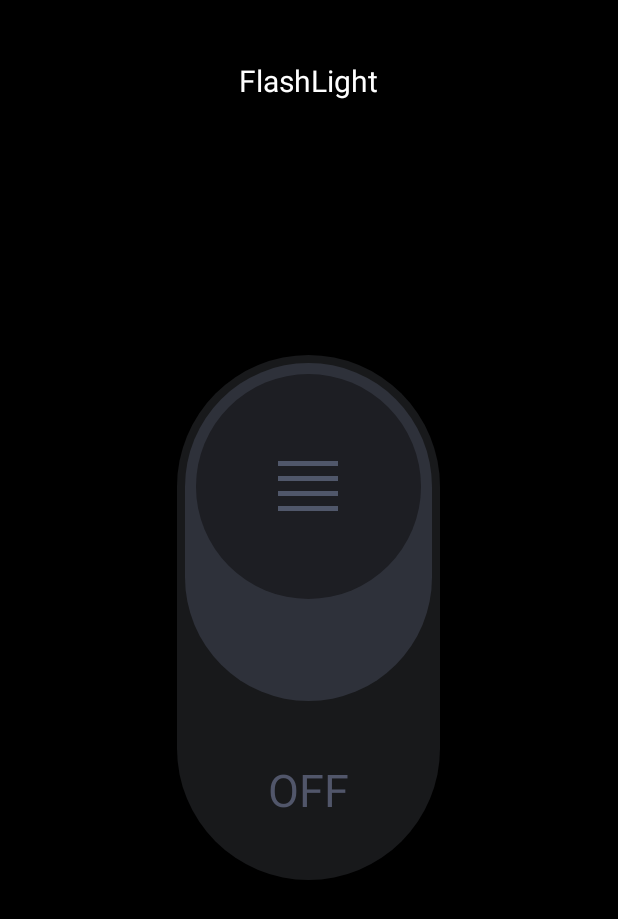
After one commit to buddheshwarnathkeshari/Sensor-box-android, an Android app: the Flash screen opened directly, with no data from a screen before it, on a phone screen of 412 x 824 dp. The commit adds this screen. Shown: the top 919 px of the screen. Run offline under Robolectric (Android 15) with nearby library versions, the phone set to English and light mode, and no system bars; 1 statement that could not run was skipped.

Commit message:
FlashLght implemented

```diff
--- a/app/build.gradle
+++ b/app/build.gradle
@@ -6,7 +6,7 @@ android {
 
     defaultConfig {
         applicationId "com.buddheshwar.sensorbox"
-        minSdkVersion 17
+        minSdkVersion 23
         targetSdkVersion 29
         versionCode 1
         versionName "1.0"
--- /dev/null
+++ b/app/src/main/java/com/buddheshwar/sensorbox/Flash.java
@@ -0,0 +1,97 @@
+package com.buddheshwar.sensorbox;
+
+import androidx.appcompat.app.AppCompatActivity;
+
+import android.content.Context;
+import android.content.pm.PackageManager;
+import android.hardware.Camera;
+import android.hardware.camera2.CameraAccessException;
+import android.hardware.camera2.CameraManager;
+import android.os.Bundle;
+import android.view.View;
+import android.widget.ImageView;
+import android.widget.RelativeLayout;
+import android.widget.TextView;
+import android.widget.Toast;
+
+import java.security.Policy;
+
+public class Flash extends AppCompatActivity {
+    boolean start;
+    CameraManager cameraManager;
+    String cameraID;
+    TextView tvOff;
+    ImageView imgPower;
+    View v1,v2,v3,v4;
+    @Override
+    protected void onCreate(Bundle savedInstanceState) {
+        super.onCreate(savedInstanceState);
+        setContentView(R.layout.activity_flash);
+        final RelativeLayout rl=findViewById(R.id.id);
+        tvOff=findViewById(R.id.tv_off);
+        imgPower=findViewById(R.id.img_power);
+        cameraManager=(CameraManager)getSystemService(Context.CAMERA_SERVICE);
+        v1=findViewById(R.id.dash_1);
+        v2=findViewById(R.id.dash_2);
+        v3=findViewById(R.id.dash_3);
+        v4=findViewById(R.id.dash_4);
+
+
+         cameraID=null;
+        start=false;
+
+        try {
+            cameraID=cameraManager.getCameraIdList()[0];
+        } catch (CameraAccessException e) {
+            e.printStackTrace();
+        }
+
+
+        rl.setOnClickListener(new View.OnClickListener() {
+            @Override
+            public void onClick(View v) {
+                if(!getApplicationContext().getPackageManager().hasSystemFeature(PackageManager.FEATURE_CAMERA_FLASH))
+                    Toast.makeText(getApplicationContext(),"Flash light not available in your device",Toast.LENGTH_SHORT).show();
+                else{
+                    if(start){
+
+                        try {
+                            cameraManager.setTorchMode(cameraID,false);
+                            tvOff.setVisibility(View.VISIBLE);
+                            rl.bringToFront();
+                            v1.setBackgroundResource(R.color.dark);
+                            v2.setBackgroundResource(R.color.dark);
+                            v3.setBackgroundResource(R.color.dark);
+                            v4.setBackgroundResource(R.color.dark);
+
+                        } catch (CameraAccessException e) {
+                            e.printStackTrace();
+                        }
+                        start=false;
+
+                    }
+                    else{
+
+                        try {
+                            cameraManager.setTorchMode(cameraID,true);
+                            tvOff.setVisibility(View.GONE);
+                            imgPower.bringToFront();
+
+                            v1.setBackgroundResource(R.color.light);
+                            v2.setBackgroundResource(R.color.light);
+                            v3.setBackgroundResource(R.color.light);
+                            v4.setBackgroundResource(R.color.light);
+                        } catch (CameraAccessException e) {
+                            e.printStackTrace();
+                        }
+                        start=true;
+
+                    }
+
+
+                }
+
+            }
+        });
+    }
+}
--- a/app/src/main/java/com/buddheshwar/sensorbox/MainScreen.java
+++ b/app/src/main/java/com/buddheshwar/sensorbox/MainScreen.java
@@ -1,5 +1,6 @@
 package com.buddheshwar.sensorbox;
 
+import android.content.Intent;
 import android.os.Bundle;
 
 import com.google.android.material.floatingactionbutton.FloatingActionButton;
@@ -12,6 +13,7 @@ import androidx.appcompat.app.AppCompatActivity;
 import android.view.Menu;
 import android.view.MenuItem;
 import android.view.View;
+import android.widget.ImageView;
 
 import com.buddheshwar.sensorbox.ui.main.SectionsPagerAdapter;
 
@@ -21,12 +23,14 @@ public class MainScreen extends AppCompatActivity {
     protected void onCreate(Bundle savedInstanceState) {
         super.onCreate(savedInstanceState);
         setContentView(R.layout.activity_main_screen);
-
         SectionsPagerAdapter sectionsPagerAdapter = new SectionsPagerAdapter(this, getSupportFragmentManager());
         ViewPager viewPager = findViewById(R.id.view_pager);
         viewPager.setAdapter(sectionsPagerAdapter);
         TabLayout tabs = findViewById(R.id.tabs);
         tabs.setupWithViewPager(viewPager);
 
+
+
     }
+
 }
--- /dev/null
+++ b/app/src/main/res/drawable/button1.xml
@@ -0,0 +1,5 @@
+<?xml version="1.0" encoding="utf-8"?>
+<shape xmlns:android="http://schemas.android.com/apk/res/android" android:shape="rectangle">
+    <corners android:radius="100dp"/>
+
+</shape>
--- /dev/null
+++ b/app/src/main/res/drawable/circle1.xml
@@ -0,0 +1,6 @@
+<?xml version="1.0" encoding="utf-8"?>
+<shape xmlns:android="http://schemas.android.com/apk/res/android" android:shape="oval">
+    <solid android:color="#1D1E23"/>
+
+
+</shape>
--- /dev/null
+++ b/app/src/main/res/drawable/ic_power_settings_new_black_24dp.xml
@@ -0,0 +1,5 @@
+<vector android:alpha="0.93" android:height="24dp"
+    android:tint="#FFC000" android:viewportHeight="24.0"
+    android:viewportWidth="24.0" android:width="24dp" xmlns:android="http://schemas.android.com/apk/res/android">
+    <path android:fillColor="#FF000000" android:pathData="M13,3h-2v10h2L13,3zM17.83,5.17l-1.42,1.42C17.99,7.86 19,9.81 19,12c0,3.87 -3.13,7 -7,7s-7,-3.13 -7,-7c0,-2.19 1.01,-4.14 2.58,-5.42L6.17,5.17C4.23,6.82 3,9.26 3,12c0,4.97 4.03,9 9,9s9,-4.03 9,-9c0,-2.74 -1.23,-5.18 -3.17,-6.83z"/>
+</vector>
--- /dev/null
+++ b/app/src/main/res/layout/activity_flash.xml
@@ -0,0 +1,119 @@
+<?xml version="1.0" encoding="utf-8"?>
+<RelativeLayout xmlns:android="http://schemas.android.com/apk/res/android"
+    xmlns:app="http://schemas.android.com/apk/res-auto"
+    xmlns:tools="http://schemas.android.com/tools"
+    android:layout_width="match_parent"
+    android:layout_height="match_parent"
+    tools:context=".Flash"
+    android:background="#000000">
+
+    <TextView
+        android:layout_width="wrap_content"
+        android:layout_height="wrap_content"
+        android:text="FlashLight"
+        android:layout_centerHorizontal="true"
+        android:layout_marginTop="40dp"
+        android:textColor="#ffffff"
+        android:textSize="20sp"/>
+
+    <ImageView
+        android:layout_width="35dp"
+        android:layout_height="35dp"
+        android:src="@drawable/ic_power_settings_new_black_24dp"
+        android:layout_above="@id/id"
+        android:layout_marginBottom="-80dp"
+        android:id="@+id/img_power"
+        android:layout_centerHorizontal="true"/>
+
+    <RelativeLayout
+        android:id="@+id/id"
+        android:layout_width="175dp"
+        android:layout_height="350dp"
+        android:layout_centerInParent="true"
+        android:background="@drawable/button1"
+        android:gravity="bottom"
+        android:backgroundTint="#18191B">
+
+
+
+
+        <RelativeLayout
+            android:layout_width="match_parent"
+            android:layout_height="225dp"
+            android:backgroundTint="#2E313A"
+            android:background="@drawable/button1"
+            android:layout_margin="5dp">
+
+
+
+            <RelativeLayout
+                android:layout_width="150dp"
+                android:layout_height="150dp"
+                android:background="@drawable/circle1"
+                android:layout_margin="7dp"
+                android:gravity="center">
+
+                <LinearLayout
+                    android:layout_width="match_parent"
+                    android:layout_height="match_parent"
+                    android:gravity="center"
+                    android:orientation="vertical">
+
+
+                    <View
+                        android:id="@+id/dash_1"
+                        android:layout_width="40dp"
+                        android:layout_height="3dp"
+                        android:background="#50576A"
+                        android:layout_margin="3dp"/>
+
+                    <View
+                        android:id="@+id/dash_2"
+                        android:layout_width="40dp"
+                        android:layout_height="3dp"
+                        android:layout_margin="3dp"
+                        android:background="#50576A"/>
+
+                    <View
+                        android:id="@+id/dash_3"
+                        android:layout_width="40dp"
+                        android:layout_height="3dp"
+                        android:layout_margin="3dp"
+                        android:background="#50576A"/>
+
+                    <View
+                        android:id="@+id/dash_4"
+                        android:layout_width="40dp"
+                        android:layout_height="3dp"
+                        android:layout_margin="3dp"
+                        android:background="#50576A"/>
+
+
+                </LinearLayout>
+
+
+
+
+            </RelativeLayout>
+
+        </RelativeLayout>
+
+        <TextView
+            android:id="@+id/tv_off"
+            android:layout_width="wrap_content"
+            android:layout_height="wrap_content"
+            android:text="off"
+            android:textAllCaps="true"
+            android:layout_alignParentBottom="true"
+            android:layout_centerHorizontal="true"
+            android:textColor="#51566A"
+            android:textSize="30dp"
+            android:layout_marginBottom="40dp"
+
+            />
+
+    </RelativeLayout>
+
+
+
+</RelativeLayout>
--- a/app/src/main/res/layout/activity_splash.xml
+++ b/app/src/main/res/layout/activity_splash.xml
@@ -12,7 +12,8 @@
         android:layout_width="wrap_content"
         android:layout_height="wrap_content"
         app:lottie_rawRes="@raw/sensor_animation"
-        app:lottie_autoPlay="true"/>
+        app:lottie_autoPlay="true"
+        app:lottie_speed="1.5"/>
 
     <RelativeLayout
         android:layout_width="match_parent"
--- a/app/src/main/res/layout/fragment_main_screen.xml
+++ b/app/src/main/res/layout/fragment_main_screen.xml
@@ -343,6 +343,7 @@
                     android:layout_width="80dp"
                     android:layout_height="80dp"
                     android:layout_centerInParent="true"
+                    android:onClick="clicked"
                     android:background="@drawable/ic_flashlight"
                     />
 
--- a/app/src/main/res/values/colors.xml
+++ b/app/src/main/res/values/colors.xml
@@ -1,6 +1,9 @@
 <?xml version="1.0" encoding="utf-8"?>
 <resources>
     <color name="colorPrimary">#000000</color>
-    <color name="colorPrimaryDark">#757575</color>
+    <color name="colorPrimaryDark">#000000</color>
     <color name="colorAccent">#018577</color>
+
+    <color name="light">#FDC101</color>
+    <color name="dark">#50576A</color>
 </resources>
```
Also changed, not shown: app/src/main/AndroidManifest.xml (+9 -3 lines), app/src/main/java/com/buddheshwar/sensorbox/FlashLightActivity.java (added, +75 -0 lines), app/src/main/java/com/buddheshwar/sensorbox/ui/main/PlaceholderFragment.java (+14 -1 lines), app/src/main/res/layout/activity_flash_light.xml (added, +19 -0 lines).
